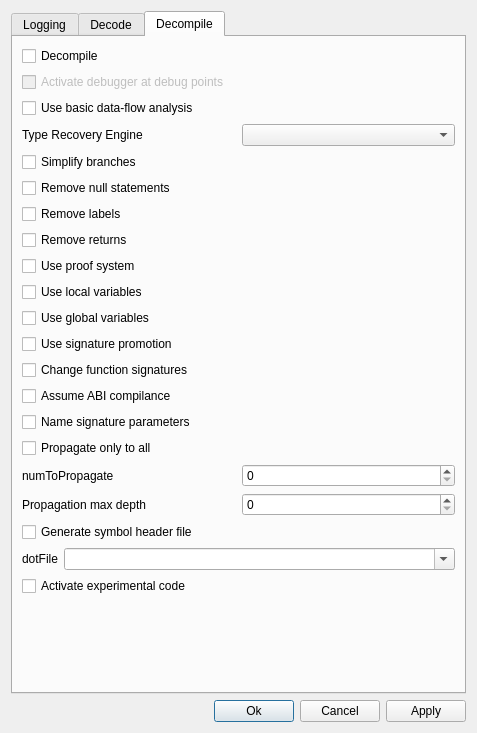
Qt form src/boomerang-gui/SettingsDlg.ui (BoomerangDecompiler/boomerang) before a commit.
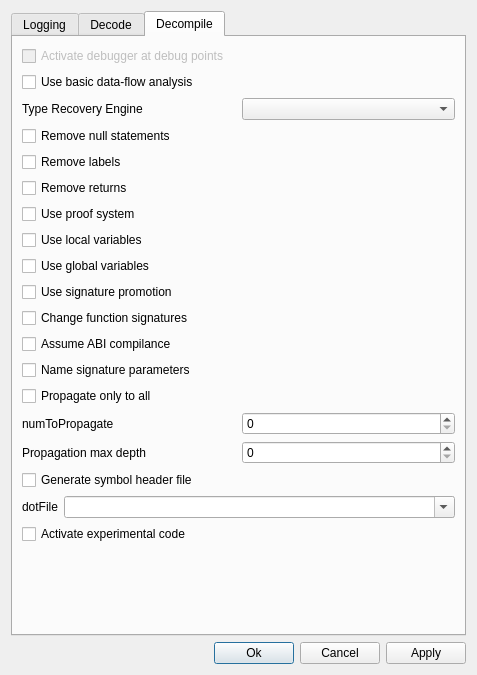
The same form after that commit. The open tabs and pages were chosen to show the change.

Commit message: Remove 'branchSimplify' setting

The edit to the form file:
```diff
--- a/src/boomerang-gui/SettingsDlg.ui
+++ b/src/boomerang-gui/SettingsDlg.ui
@@ -7,7 +7,7 @@
     <x>0</x>
     <y>0</y>
     <width>477</width>
-    <height>733</height>
+    <height>675</height>
    </rect>
   </property>
   <property name="windowTitle">
@@ -187,13 +187,6 @@
         <layout class="QVBoxLayout" name="vLayout_4">
          <item>
           <layout class="QVBoxLayout" name="vLayout_tabDecompile">
-           <item>
-            <widget class="QCheckBox" name="chkDecompile">
-             <property name="text">
-              <string>Decompile</string>
-             </property>
-            </widget>
-           </item>
            <item>
             <widget class="QCheckBox" name="chkStopAtDebugPoints">
              <property name="enabled">
@@ -231,13 +224,6 @@
              </item>
             </layout>
            </item>
-           <item>
-            <widget class="QCheckBox" name="chkBranchSimplify">
-             <property name="text">
-              <string>Simplify branches</string>
-             </property>
-            </widget>
-           </item>
            <item>
             <widget class="QCheckBox" name="chkRemoveNull">
              <property name="text">
```
The commit also changes 14 other files.
